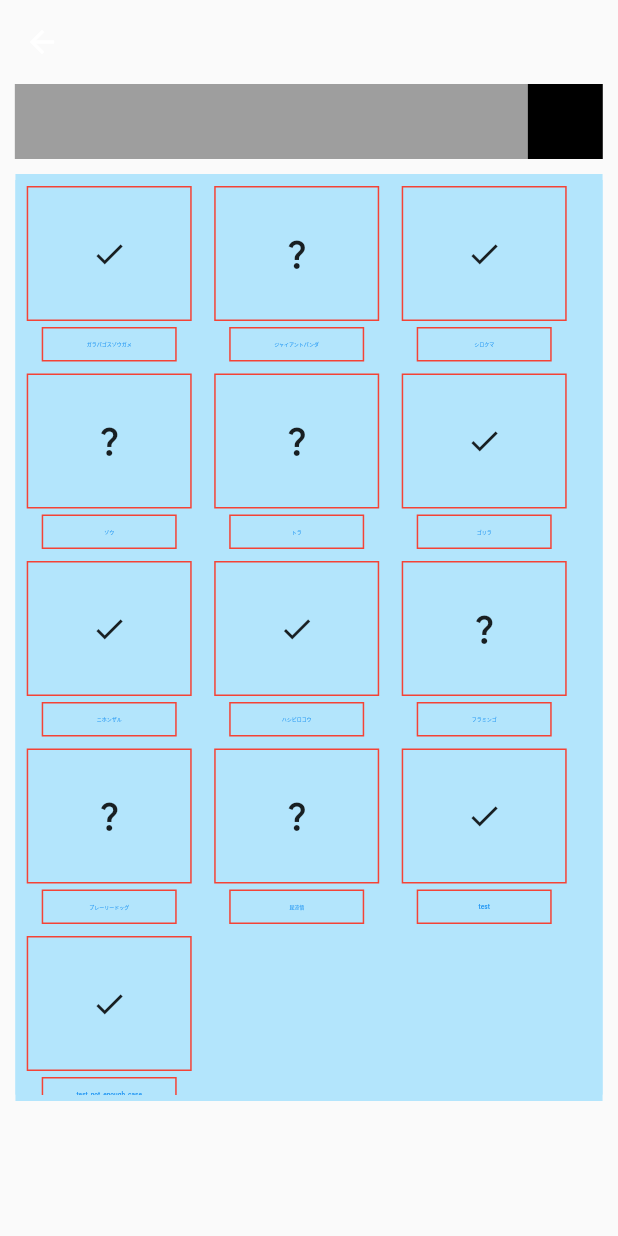
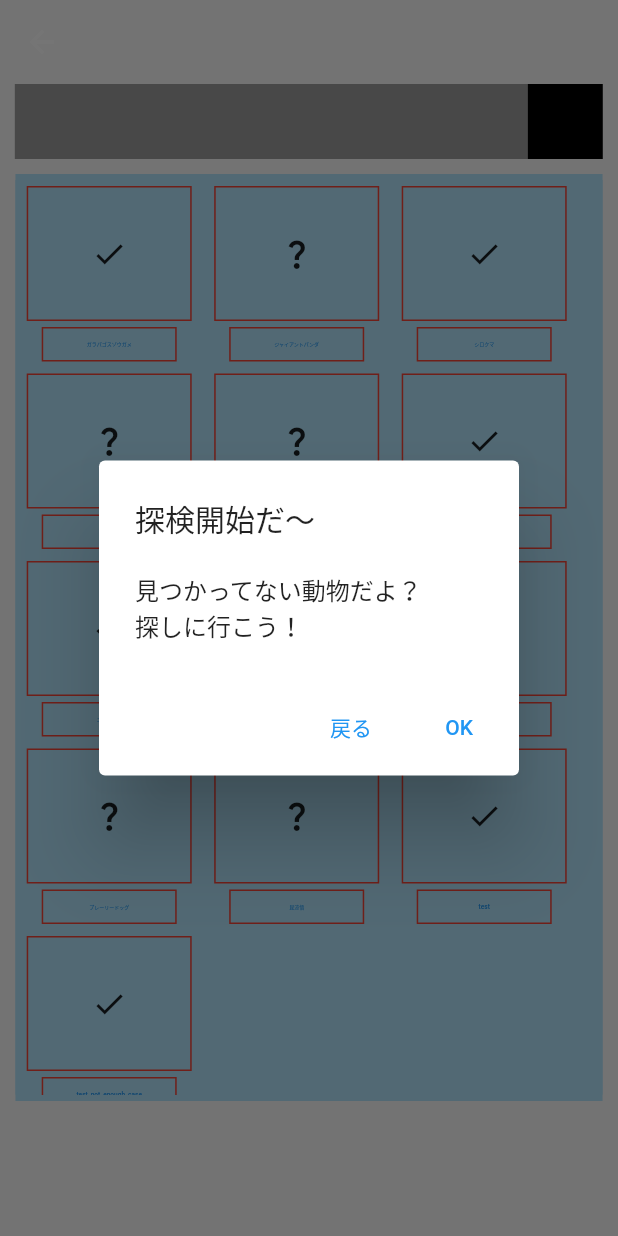
Before and after one commit to kesota/animal_detection_app, a Flutter app: the AnimalGuide screen opened by its route, after a tap on the "question mark" icon, on a phone screen of 412 x 824 dp. Run offline on Flutter 3.47's test engine with Material 2 defaults, Android fonts, the phone set to English and light mode, and no system bars; our stand-ins replace camera, logger.

Commit message:
Implemented the dialog at the animal guide page

```diff
--- a/app/lib/data/param.dart
+++ b/app/lib/data/param.dart
@@ -25,6 +25,11 @@ extension FontStyle on Res{
 extension DefaultText on Res{
   static const String mainHabitat = '＊　主な生息地';
   static const String mainAttribution = '＊　主な生態';
+  static const String errorTitle = 'エラー:';
+  static const String errorDeDefault = 'システムエラー';
+  static const String errorNotFoundTitle = '探検開始だ～';
+  static const String errorNotFound = '見つかってない動物だよ？\n探しに行こう！';
+  static const String errorNecessaryInfoNotFound = '情報取得に失敗しました。\nアプリをアップデートしてください。';
 }
 
 
--- a/app/lib/model/animal_guide_model.dart
+++ b/app/lib/model/animal_guide_model.dart
@@ -1,3 +1,6 @@
+
+import 'package:app/data/general_data.dart';
+import 'package:app/data/param.dart';
 
 class AnimalGuideModel{
 
@@ -17,4 +20,18 @@ class AnimalGuideModel{
     }
     return displayList;
   }
+
+  // Get an error message for a dialog
+  List<String> errorMessage(String animalKey, GeneralData data){
+    List<String> _error = [];
+    if (!data.animalDetail[animalKey]![0]){
+      _error.add(DefaultText.errorNotFoundTitle);
+      _error.add(DefaultText.errorNotFound);
+    } else if (data.animalDetail[animalKey]!.length <= data.necessaryInfoLength){
+      _error.add(DefaultText.errorTitle);
+      _error.add(DefaultText.errorNecessaryInfoNotFound);
+    }
+    return _error.isEmpty
+        ? [DefaultText.errorTitle, DefaultText.errorDeDefault] : _error;
+  }
 }
--- a/app/lib/view/animal_guide_view.dart
+++ b/app/lib/view/animal_guide_view.dart
@@ -134,6 +134,8 @@ class _AnimalGuide extends State<AnimalGuide>{
                                 detail1: model.data.animalDetail[animalName]![2],
                                 detail2: model.data.animalDetail[animalName]![3]
                             )));
+                  } else{
+                    _dialog(model.getErrorMessage(animalName));
                   }
                 }
                 ),
@@ -161,4 +163,24 @@ class _AnimalGuide extends State<AnimalGuide>{
       ],
     );
   }
+
+  Future<String?> _dialog(List<String> _message){
+    return showDialog<String>(
+      context: context,
+      builder: (BuildContext context) => AlertDialog(
+        title: Text(_message[0]),
+        content: Text(_message[1]),
+        actions: <Widget>[
+          TextButton(
+            onPressed: () => Navigator.pop(context, '戻る'),
+            child: const Text('戻る'),
+          ),
+          TextButton(
+            onPressed: () => Navigator.pop(context, 'OK'),
+            child: const Text('OK'),
+          ),
+        ],
+      ),
+    );
+  }
 }
--- a/app/lib/view_model/animal_guide_view_model.dart
+++ b/app/lib/view_model/animal_guide_view_model.dart
@@ -11,4 +11,9 @@ class AnimalGuideViewModel{
   List<List<String>> getAnimalNames(){
     return model.covertList(data.animalDetail.keys.toList());
   }
+
+  List<String> getErrorMessage(String animalKey){
+   List<String> _error = model.errorMessage(animalKey, data);
+    return _error;
+  }
 }
```
